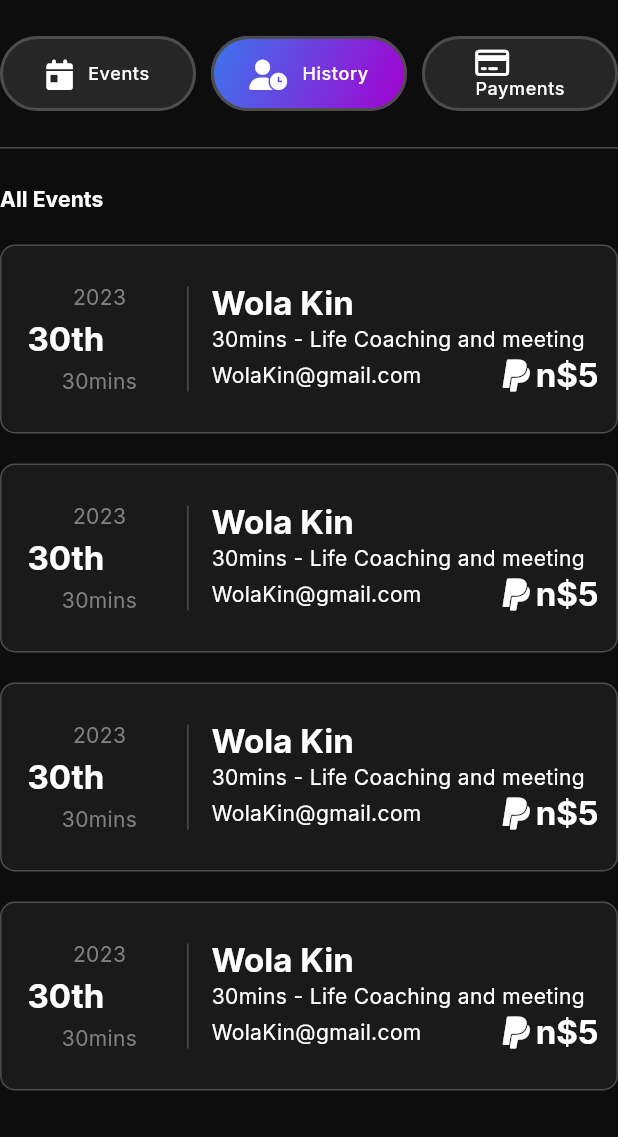
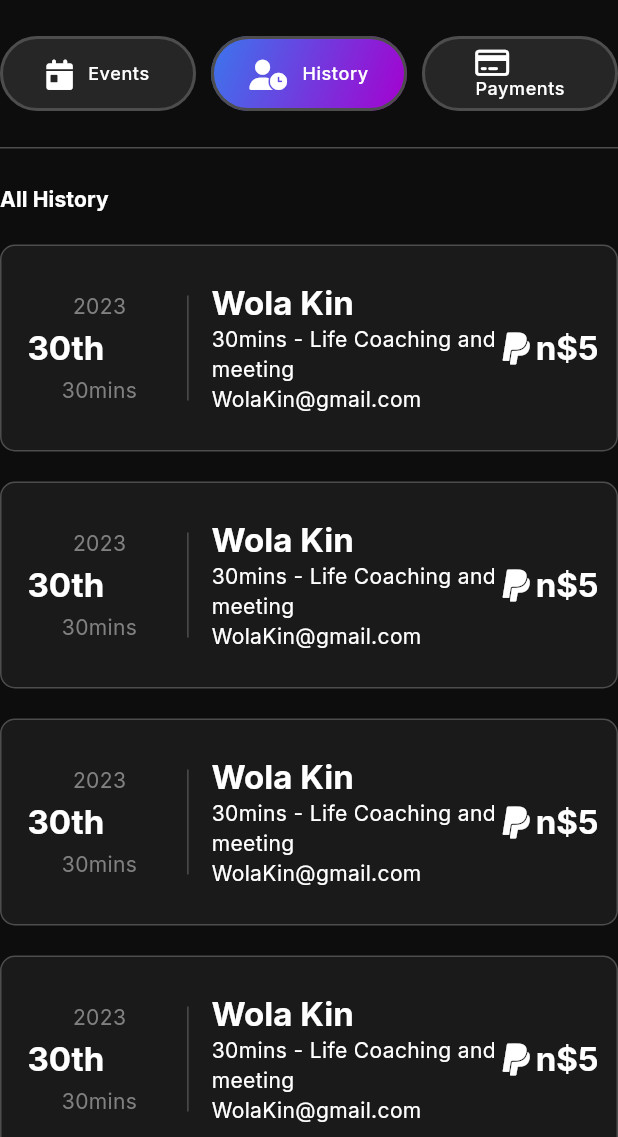
Before and after one commit to Calentre/calentre, a Flutter app: the CalentreHome screen opened by its route, after a tap on "History", on a phone screen of 412 x 824 dp, the part 99-1236 px from its top. Run offline on Flutter 3.47's test engine with Material 2 defaults, Android fonts, the phone set to English and light mode, and no system bars; our stand-ins replace flutter_bloc, flutter_svg, font_awesome_flutter, go_router, google_fonts.

Commit message:
chore: centralized history card

```diff
--- a/lib/app/history/presentation/widget/history_card.dart
+++ b/lib/app/history/presentation/widget/history_card.dart
@@ -15,6 +15,7 @@ class HistoryCard extends StatelessWidget {
         child: Padding(
           padding: const EdgeInsets.symmetric(horizontal: 12),
           child: Row(
+            crossAxisAlignment: CrossAxisAlignment.center,
             children: [
               Container(
                 constraints: const BoxConstraints(
@@ -68,10 +69,11 @@ class HistoryCard extends StatelessWidget {
                         style: Theme.of(context).textTheme.titleLarge,
                       ),
                       const Text("30mins - Life Coaching and meeting"),
-                      Row(
-                        mainAxisAlignment: MainAxisAlignment.spaceBetween,
-                        children: [
-                          const Text("WolaKin@gmail.com"),
+                      const Text("WolaKin@gmail.com")
+                    ],
+                  ),
+                ),
+              ),
               Row(
                 children: [
                   const FaIcon(FontAwesomeIcons.paypal),
@@ -83,12 +85,6 @@ class HistoryCard extends StatelessWidget {
                 ],
               )
             ],
-                      )
-                    ],
-                  ),
-                ),
-              )
-            ],
           ),
         ),
       );
--- a/lib/app/history/presentation/widget/history_list.dart
+++ b/lib/app/history/presentation/widget/history_list.dart
@@ -18,7 +18,7 @@ class HistoryList extends StatelessWidget {
                 mainAxisAlignment: MainAxisAlignment.spaceBetween,
                 children: [
                   Text(
-                    "All Events",
+                    "All History",
                     style: Theme.of(context).textTheme.labelLarge,
                   ),
                 ],
```
Lines whose indentation alone changed are shown as unchanged.
